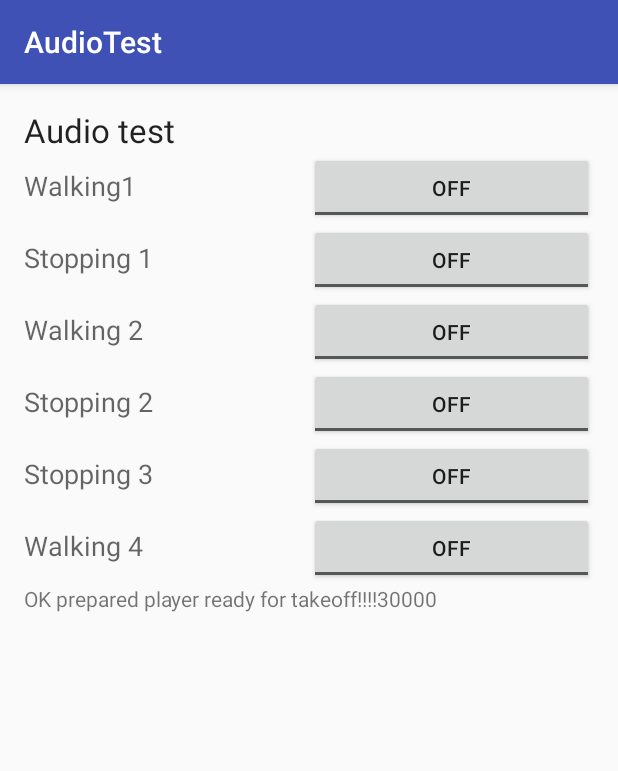
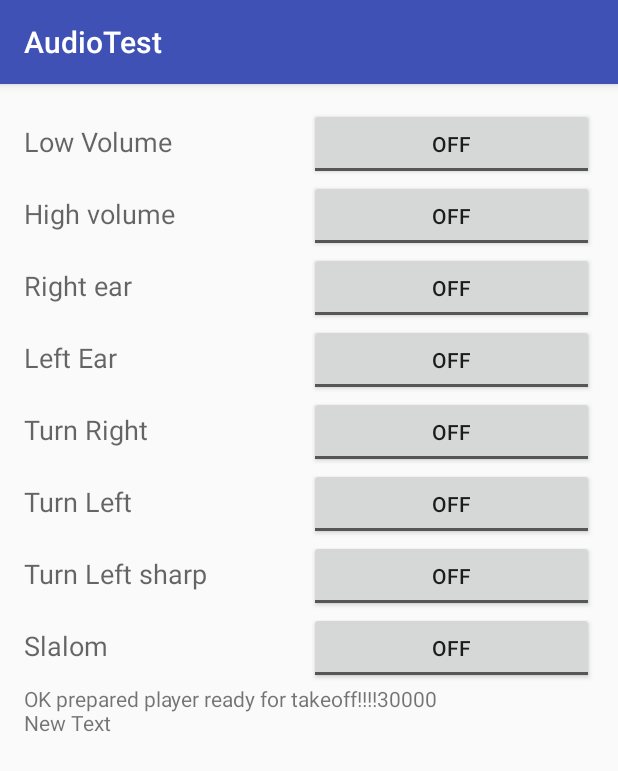
Before and after one commit to k3larra/IoT2016, an Android app: the screen it shows after launch (MainActivity), on a phone screen of 412 x 824 dp. Shown: the top 771 px of the screen. Run offline under Robolectric (Android 15) with nearby library versions, the phone set to English and light mode, and no system bars.

Commit message:
Audiotest left and right more or less ok.

```diff
--- a/audiotest/src/main/res/layout/activity_main.xml
+++ b/audiotest/src/main/res/layout/activity_main.xml
@@ -16,13 +16,6 @@
         android:layout_alignParentLeft="true"
         android:layout_alignParentStart="true">
 
-        <TextView
-            android:layout_width="wrap_content"
-            android:layout_height="wrap_content"
-            android:textAppearance="?android:attr/textAppearanceLarge"
-            android:text="Audio test"
-            android:id="@+id/textView8" />
-
         <LinearLayout
             android:orientation="horizontal"
             android:layout_width="match_parent"
@@ -32,7 +25,7 @@
                 android:layout_width="0dp"
                 android:layout_height="wrap_content"
                 android:textAppearance="?android:attr/textAppearanceMedium"
-                android:text="Walking1"
+                android:text="Low Volume"
                 android:id="@+id/textView3"
                 android:layout_weight="1" />
 
@@ -54,7 +47,7 @@
                 android:layout_width="0dp"
                 android:layout_height="wrap_content"
                 android:textAppearance="?android:attr/textAppearanceMedium"
-                android:text="Stopping 1"
+                android:text="High volume"
                 android:id="@+id/textView2"
                 android:layout_weight="1" />
 
@@ -76,7 +69,7 @@
                 android:layout_width="0dp"
                 android:layout_height="wrap_content"
                 android:textAppearance="?android:attr/textAppearanceMedium"
-                android:text="Walking 2"
+                android:text="Right ear"
                 android:id="@+id/textView4"
                 android:layout_weight="1" />
 
@@ -99,7 +92,7 @@
                 android:layout_width="0dp"
                 android:layout_height="wrap_content"
                 android:textAppearance="?android:attr/textAppearanceMedium"
-                android:text="Stopping 2"
+                android:text="Left Ear"
                 android:id="@+id/textView5"
                 android:layout_weight="1" />
 
@@ -122,7 +115,7 @@
                 android:layout_width="0dp"
                 android:layout_height="wrap_content"
                 android:textAppearance="?android:attr/textAppearanceMedium"
-                android:text="Stopping 3"
+                android:text="Turn Right"
                 android:id="@+id/textView6"
                 android:layout_weight="1" />
 
@@ -145,7 +138,7 @@
                 android:layout_width="0dp"
                 android:layout_height="wrap_content"
                 android:textAppearance="?android:attr/textAppearanceMedium"
-                android:text="Walking 4"
+                android:text="Turn Left"
                 android:id="@+id/textView7"
                 android:layout_weight="1" />
 
@@ -157,16 +150,56 @@
                 android:layout_weight="1" />
         </LinearLayout>
 
+        <LinearLayout
+            android:orientation="horizontal"
+            android:layout_width="match_parent"
+            android:layout_height="wrap_content">
+
+            <TextView
+                android:layout_width="0dp"
+                android:layout_height="wrap_content"
+                android:textAppearance="?android:attr/textAppearanceMedium"
+                android:text="Turn Left sharp"
+                android:id="@+id/textView"
+                android:layout_weight="1" />
+
+            <ToggleButton
+                android:layout_width="0dp"
+                android:layout_height="wrap_content"
+                android:text="New ToggleButton"
+                android:id="@+id/toggleButton7"
+                android:layout_weight="1" />
+        </LinearLayout>
+
+        <LinearLayout
+            android:orientation="horizontal"
+            android:layout_width="match_parent"
+            android:layout_height="wrap_content"
+            android:layout_gravity="center_horizontal" >
+
+            <TextView
+                android:layout_width="0dp"
+                android:layout_height="wrap_content"
+                android:textAppearance="?android:attr/textAppearanceMedium"
+                android:text="Slalom"
+                android:id="@+id/textView9"
+                android:layout_weight="1" />
+
+            <ToggleButton
+                android:layout_width="0dp"
+                android:layout_height="wrap_content"
+                android:text="New ToggleButton"
+                android:id="@+id/toggleButton8"
+                android:layout_weight="1" />
+        </LinearLayout>
+
         <TextView
             android:layout_width="match_parent"
             android:layout_height="wrap_content"
-            android:text=""
-            android:id="@+id/textViewInfo"
-            android:maxLines="10"
-            android:scrollbars="vertical"
-            android:focusable="true"
-            android:focusableInTouchMode="true"
-            android:enabled="true" />
+            android:text="New Text"
+            android:id="@+id/textView10"
+            android:maxLines="5"
+            android:minLines="5" />
 
     </LinearLayout>
 </RelativeLayout>
```
Also changed, not shown: audiotest/src/main/AndroidManifest.xml (+5 -2 lines), audiotest/src/main/java/iotap/mah/se/audiotest/MainActivity.java (+81 -17 lines), audiotest/src/main/java/iotap/mah/se/audiotest/MediaPlayerStreaming.java (+124 -14 lines).
